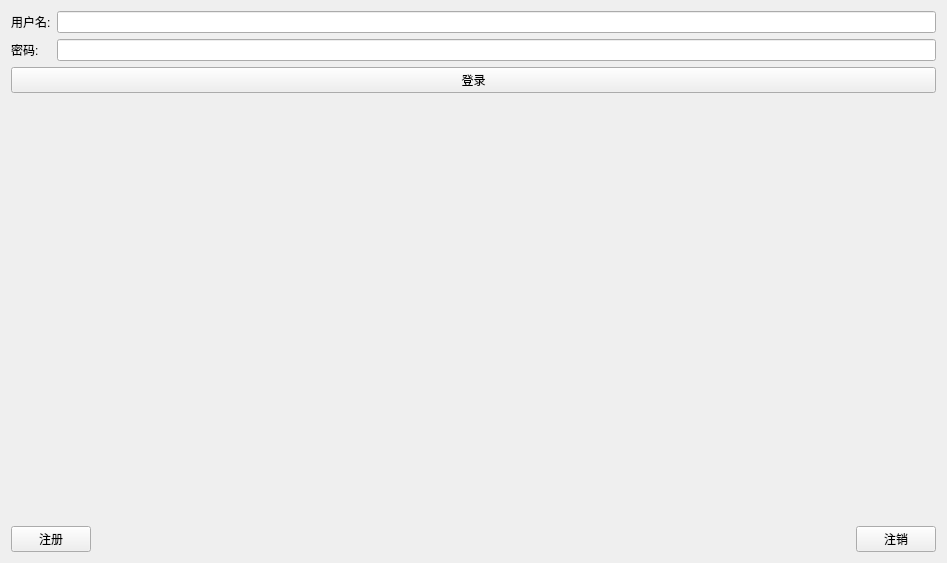
Before: the Qt Designer form TcpClient/tcpclient.ui in Coldthug/diskpro_cpp, drawn with Qt 5.
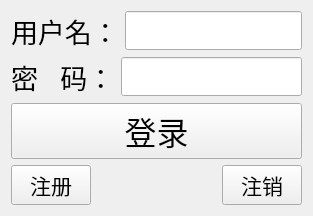
After: the same form once the commit is applied.

```diff
--- a/TcpClient/tcpclient.ui
+++ b/TcpClient/tcpclient.ui
@@ -6,8 +6,8 @@
    <rect>
     <x>0</x>
     <y>0</y>
-    <width>947</width>
-    <height>563</height>
+    <width>313</width>
+    <height>189</height>
    </rect>
   </property>
   <property name="windowTitle">
@@ -17,57 +17,85 @@
    <item>
     <layout class="QVBoxLayout" name="verticalLayout">
      <item>
-      <layout class="QGridLayout" name="gridLayout">
-       <item row="0" column="0">
-        <widget class="QLabel" name="name_lab">
+      <layout class="QHBoxLayout" name="horizontalLayout_2">
+       <item>
+        <widget class="QLabel" name="name_lan">
+         <property name="font">
+          <font>
+           <family>Arial</family>
+           <pointsize>20</pointsize>
+          </font>
+         </property>
          <property name="text">
-          <string>用户名:</string>
+          <string>用户名：</string>
          </property>
         </widget>
        </item>
-       <item row="0" column="1">
-        <widget class="QLineEdit" name="name_le"/>
+       <item>
+        <widget class="QLineEdit" name="name_le">
+         <property name="font">
+          <font>
+           <family>Arial</family>
+           <pointsize>20</pointsize>
+          </font>
+         </property>
+        </widget>
        </item>
-       <item row="1" column="0">
+      </layout>
+     </item>
+     <item>
+      <layout class="QHBoxLayout" name="horizontalLayout_3">
+       <item>
         <widget class="QLabel" name="pwd_lab">
+         <property name="font">
+          <font>
+           <family>Arial</family>
+           <pointsize>20</pointsize>
+          </font>
+         </property>
          <property name="text">
-          <string>密码:</string>
+          <string>密   码：</string>
          </property>
         </widget>
        </item>
-       <item row="1" column="1">
+       <item>
         <widget class="QLineEdit" name="pwd_le">
+         <property name="font">
+          <font>
+           <family>Arial</family>
+           <pointsize>20</pointsize>
+          </font>
+         </property>
          <property name="echoMode">
           <enum>QLineEdit::Password</enum>
          </property>
         </widget>
        </item>
-       <item row="2" column="0" colspan="2">
-        <widget class="QPushButton" name="log_pb">
-         <property name="text">
-          <string>登录</string>
-         </property>
-        </widget>
-       </item>
       </layout>
      </item>
      <item>
-      <spacer name="verticalSpacer">
-       <property name="orientation">
-        <enum>Qt::Vertical</enum>
+      <widget class="QPushButton" name="login_pb">
+       <property name="font">
+        <font>
+         <family>Arial</family>
+         <pointsize>24</pointsize>
+        </font>
        </property>
-       <property name="sizeHint" stdset="0">
-        <size>
-         <width>20</width>
-         <height>40</height>
-        </size>
+       <property name="text">
+        <string>登录</string>
        </property>
-      </spacer>
+      </widget>
      </item>
      <item>
       <layout class="QHBoxLayout" name="horizontalLayout">
        <item>
-        <widget class="QPushButton" name="reg_pb">
+        <widget class="QPushButton" name="regist_pb">
+         <property name="font">
+          <font>
+           <family>Arial</family>
+           <pointsize>16</pointsize>
+          </font>
+         </property>
          <property name="text">
           <string>注册</string>
          </property>
@@ -87,7 +115,13 @@
         </spacer>
        </item>
        <item>
-        <widget class="QPushButton" name="logout_pb">
+        <widget class="QPushButton" name="cancel_pb">
+         <property name="font">
+          <font>
+           <family>Arial</family>
+           <pointsize>16</pointsize>
+          </font>
+         </property>
          <property name="text">
           <string>注销</string>
          </property>
```
